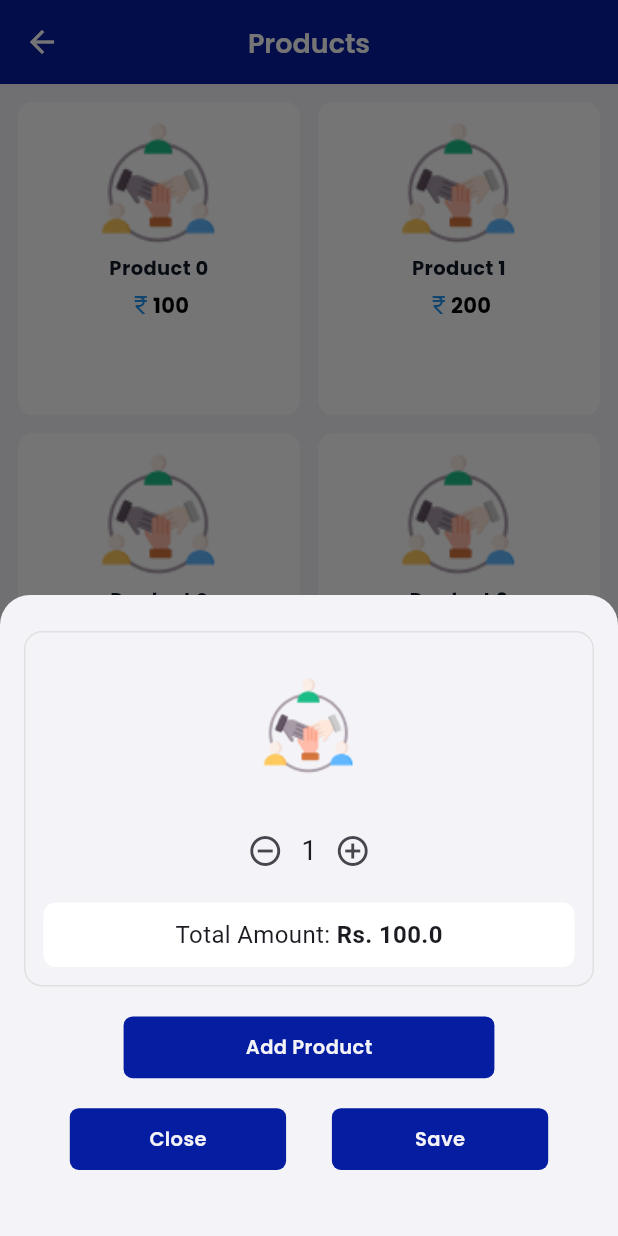
After one commit to shayan5522/Sales-App, a Flutter app: the IntakeScreen screen opened directly, after a tap on an icon or button, on a phone screen of 412 x 824 dp. The commit adds this screen. Run offline on Flutter 3.47's test engine with Material 3 defaults, Android fonts, the phone set to English and light mode, and no system bars; our stand-ins replace cloud_firestore, firebase_auth, firebase_core, get, google_fonts, image_picker; accounts and stored records are empty.

Commit message:
product screen implemented

```diff
--- /dev/null
+++ b/lib/app/ui/screens/owner/addintake.dart
@@ -0,0 +1,236 @@
+import 'package:flutter/material.dart';
+import 'package:salesapp/app/themes/colors.dart';
+import 'package:salesapp/app/ui/widgets/appbar.dart';
+import 'package:salesapp/app/ui/widgets/grid_container.dart';
+import 'package:salesapp/app/ui/widgets/buttons.dart';
+
+class IntakeScreen extends StatefulWidget {
+  const IntakeScreen({super.key});
+
+  @override
+  State<IntakeScreen> createState() => _IntakeScreenState();
+}
+
+class _IntakeScreenState extends State<IntakeScreen> {
+  final List<Map<String, dynamic>> products = List.generate(10, (index) {
+    return {
+      'title': 'Product $index',
+      'imagePath': 'assets/images/products.png',
+      'price': (index + 1) * 100,
+    };
+  });
+
+  void _showProductSheet(BuildContext context, Map<String, dynamic> product) {
+    int quantity = 1;
+    double? totalAmount = product['price'].toDouble();
+
+    void updateAmount(int qty) {
+      setState(() {
+        quantity = qty;
+        totalAmount = (qty * product['price']) as double?;
+      });
+    }
+
+    showModalBottomSheet(
+      context: context,
+      isScrollControlled: true,
+      backgroundColor: AppColors.backgroundColor,
+      shape: const RoundedRectangleBorder(
+        borderRadius: BorderRadius.vertical(top: Radius.circular(20)),
+      ),
+      builder: (context) {
+        return StatefulBuilder(
+          builder: (context, setState) {
+            return Padding(
+              padding: const EdgeInsets.symmetric(horizontal: 16, vertical: 24),
+              child: SingleChildScrollView(
+                child: Column(
+                  mainAxisSize: MainAxisSize.min,
+                  children: [
+                    Container(
+                      padding: const EdgeInsets.all(12),
+                      decoration: BoxDecoration(
+                        border: Border.all(color: Colors.grey.shade300),
+                        borderRadius: BorderRadius.circular(12),
+                      ),
+                      child: Column(
+                        children: [
+                          Image.asset(product['imagePath'], height: 100),
+                          const SizedBox(height: 10),
+                          Row(
+                            mainAxisAlignment: MainAxisAlignment.center,
+                            children: [
+                              IconButton(
+                                icon: const Icon(Icons.remove_circle_outline),
+                                onPressed: () {
+                                  if (quantity > 1) {
+                                    setState(() {
+                                      updateAmount(quantity - 1);
+                                    });
+                                  }
+                                },
+                              ),
+                              Text(
+                                '$quantity',
+                                style: const TextStyle(fontSize: 18),
+                              ),
+                              IconButton(
+                                icon: const Icon(Icons.add_circle_outline),
+                                onPressed: () {
+                                  setState(() {
+                                    updateAmount(quantity + 1);
+                                  });
+                                },
+                              ),
+                            ],
+                          ),
+                          const SizedBox(height: 10),
+                          Container(
+                            padding: const EdgeInsets.symmetric(
+                              vertical: 10,
+                              horizontal: 20,
+                            ),
+                            decoration: BoxDecoration(
+                              color: Colors.white,
+                              borderRadius: BorderRadius.circular(8),
+                            ),
+                            child: Row(
+                              mainAxisAlignment: MainAxisAlignment.center,
+                              children: [
+                                const Text(
+                                  'Total Amount: ',
+                                  style: TextStyle(fontSize: 16),
+                                ),
+                                Text(
+                                  'Rs. $totalAmount',
+                                  style: const TextStyle(
+                                    fontSize: 16,
+                                    fontWeight: FontWeight.bold,
+                                  ),
+                                ),
+                              ],
+                            ),
+                          ),
+                        ],
+                      ),
+                    ),
+                    const SizedBox(height: 20),
+                    SecondaryButton(
+                      text: 'Add Product',
+                      onPressed: () {
+                        // Reopen same bottom sheet with a new product
+                        Navigator.pop(context);
+                        _showProductPicker(context);
+                      },
+                      widthFactor: 0.6,
+                      heightFactor: 0.05,
+                    ),
+                    const SizedBox(height: 20),
+                    Row(
+                      mainAxisAlignment: MainAxisAlignment.spaceEvenly,
+                      children: [
+                        SecondaryButton(
+                          text: 'Close',
+                          onPressed: () => Navigator.pop(context),
+                          widthFactor: 0.35,
+                          heightFactor: 0.05,
+                        ),
+                        SecondaryButton(
+                          text: 'Save',
+                          onPressed: () {
+                            // Save logic
+                            Navigator.pop(context);
+                            ScaffoldMessenger.of(context).showSnackBar(
+                              SnackBar(
+                                content: Text(
+                                  '${product['title']} x$quantity saved with Rs. $totalAmount',
+                                ),
+                              ),
+                            );
+                          },
+                          widthFactor: 0.35,
+                          heightFactor: 0.05,
+                        ),
+                      ],
+                    ),
+                    const SizedBox(height: 20),
+                  ],
+                ),
+              ),
+            );
+          },
+        );
+      },
+    );
+  }
+
+  void _showProductPicker(BuildContext context) {
+    showModalBottomSheet(
+      context: context,
+      backgroundColor: AppColors.backgroundColor,
+      shape: const RoundedRectangleBorder(
+        borderRadius: BorderRadius.vertical(top: Radius.circular(20)),
+      ),
+      builder: (context) {
+        return Padding(
+          padding: const EdgeInsets.all(12),
+          child: Wrap(
+            children: products.map((product) {
+              return ListTile(
+                leading: Image.asset(product['imagePath'], height: 40),
+                title: Text(product['title']),
+                subtitle: Text('Rs. ${product['price']}'),
+                onTap: () {
+                  Navigator.pop(context);
+                  _showProductSheet(context, product);
+                },
+              );
+            }).toList(),
+          ),
+        );
+      },
+    );
+  }
+
+  @override
+  Widget build(BuildContext context) {
+    return Scaffold(
+      appBar: CustomAppbar(title: 'Products'),
+      backgroundColor: AppColors.backgroundColor,
+      body: SafeArea(
+        child: LayoutBuilder(
+          builder: (context, constraints) {
+            final double screenWidth = constraints.maxWidth;
+            final int crossAxisCount = screenWidth ~/ 160;
+
+            return SingleChildScrollView(
+              padding: const EdgeInsets.all(12),
+              child: GridView.builder(
+                itemCount: products.length,
+                physics: const NeverScrollableScrollPhysics(),
+                shrinkWrap: true,
+                gridDelegate: SliverGridDelegateWithFixedCrossAxisCount(
+                  crossAxisCount: crossAxisCount.clamp(1, 6),
+                  crossAxisSpacing: 12,
+                  mainAxisSpacing: 12,
+                  childAspectRatio: 0.9,
+                ),
+                itemBuilder: (context, index) {
+                  final product = products[index];
+                  return GestureDetector(
+                    onTap: () => _showProductSheet(context, product),
+                    child: GridCard(
+                      title: product['title'],
+                      imagePath: product['imagePath'],
+                      price: product['price'],
+                    ),
+                  );
+                },
+              ),
+            );
+          },
+        ),
+      ),
+    );
+  }
+}
--- a/lib/app/ui/widgets/grid_container.dart
+++ b/lib/app/ui/widgets/grid_container.dart
@@ -16,41 +16,49 @@ class GridCard extends StatelessWidget {
 
   @override
   Widget build(BuildContext context) {
-    final screenWidth = MediaQuery.of(context).size.width;
-    final double cardWidth =
-        (screenWidth - 64) / 3; // 3 cards with 16px margin between
-
+    return LayoutBuilder(
+      builder: (context, constraints) {
         return Container(
-      width: cardWidth,
-      padding: const EdgeInsets.symmetric(vertical: 16, horizontal: 12),
+          padding: const EdgeInsets.symmetric(vertical: 12, horizontal: 8),
           decoration: BoxDecoration(
             color: AppColors.secondary,
             borderRadius: BorderRadius.circular(10),
           ),
           child: Column(
-        mainAxisSize: MainAxisSize.min,
             children: [
-          Image.asset(
-            imagePath,
-            width: cardWidth * 0.4,
-            height: cardWidth * 0.4,
-            fit: BoxFit.contain,
+              // Image section
+              SizedBox(
+                height: constraints.maxHeight * 0.4,
+                child: Image.asset(imagePath, fit: BoxFit.contain),
               ),
-          const SizedBox(height: 12),
-          Text(
+              const SizedBox(height: 8),
+
+              // Title
+              Flexible(
+                child: Text(
                   title,
-            style: AppTextStyles.heading.copyWith(fontSize: 14),
+                  style: AppTextStyles.heading.copyWith(fontSize: 13),
                   textAlign: TextAlign.center,
+                  maxLines: 2,
+                  overflow: TextOverflow.ellipsis,
                 ),
+              ),
+
               const SizedBox(height: 6),
+
+              // Price
               Row(
                 mainAxisAlignment: MainAxisAlignment.center,
                 children: [
-              const Icon(Icons.currency_rupee, size: 16, color: Colors.blue),
+                  const Icon(
+                    Icons.currency_rupee,
+                    size: 16,
+                    color: Colors.blue,
+                  ),
                   Text(
                     price.toString(),
                     style: AppTextStyles.subtitle.copyWith(
-                  fontSize: 16,
+                      fontSize: 14,
                       fontWeight: FontWeight.bold,
                       color: Colors.black,
                     ),
@@ -60,5 +68,7 @@ class GridCard extends StatelessWidget {
             ],
           ),
         );
+      },
+    );
   }
 }
--- a/lib/main.dart
+++ b/lib/main.dart
@@ -24,7 +24,7 @@ class MyApp extends StatelessWidget {
       theme: ThemeData(
         colorScheme: ColorScheme.fromSeed(seedColor: AppColors.primary),
       ),
-      home: SplashScreen(),
+      home: DummyTestScreen(),
       initialRoute: '/',
     );
   }
--- a/pubspec.yaml
+++ b/pubspec.yaml
@@ -41,6 +41,7 @@ dependencies:
   firebase_auth: ^5.7.0
   cloud_firestore: ^5.6.12
   intl: ^0.20.2
+  image_picker: ^1.1.2
 
 dev_dependencies:
   flutter_test:
```
Also changed, not shown: lib/app/ui/screens/dummy.dart (+16 -16 lines), lib/app/ui/screens/owner/products.dart (added, +183 -0 lines), pubspec.lock, 5 other files. Lines whose indentation alone changed are shown as unchanged.
